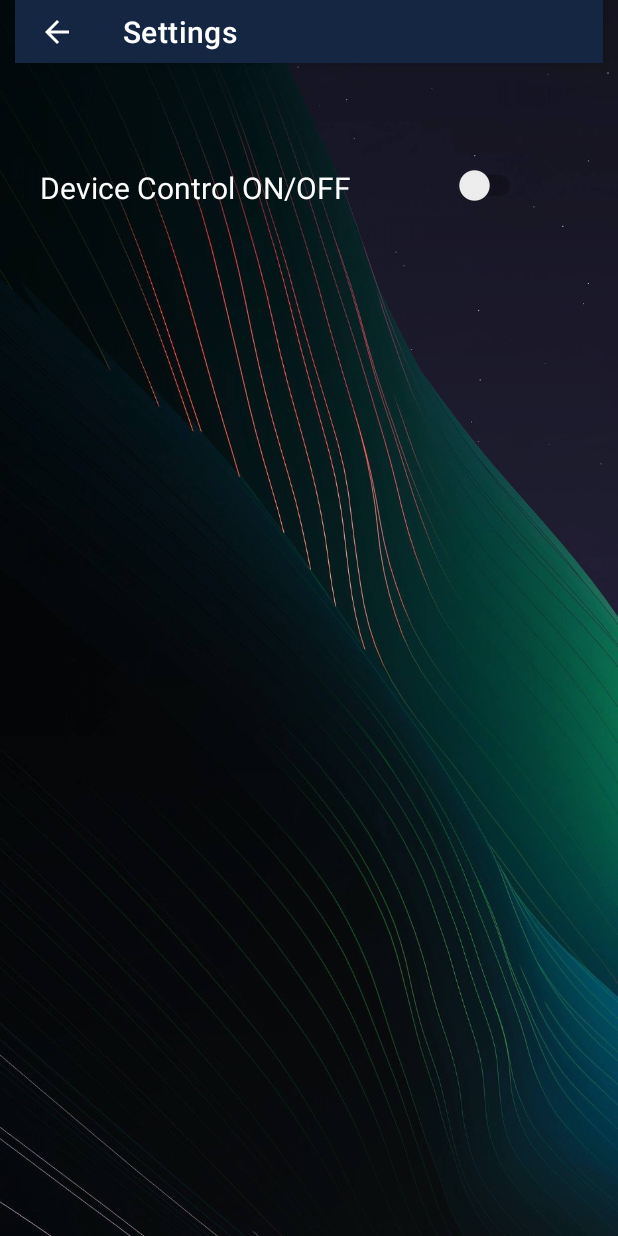
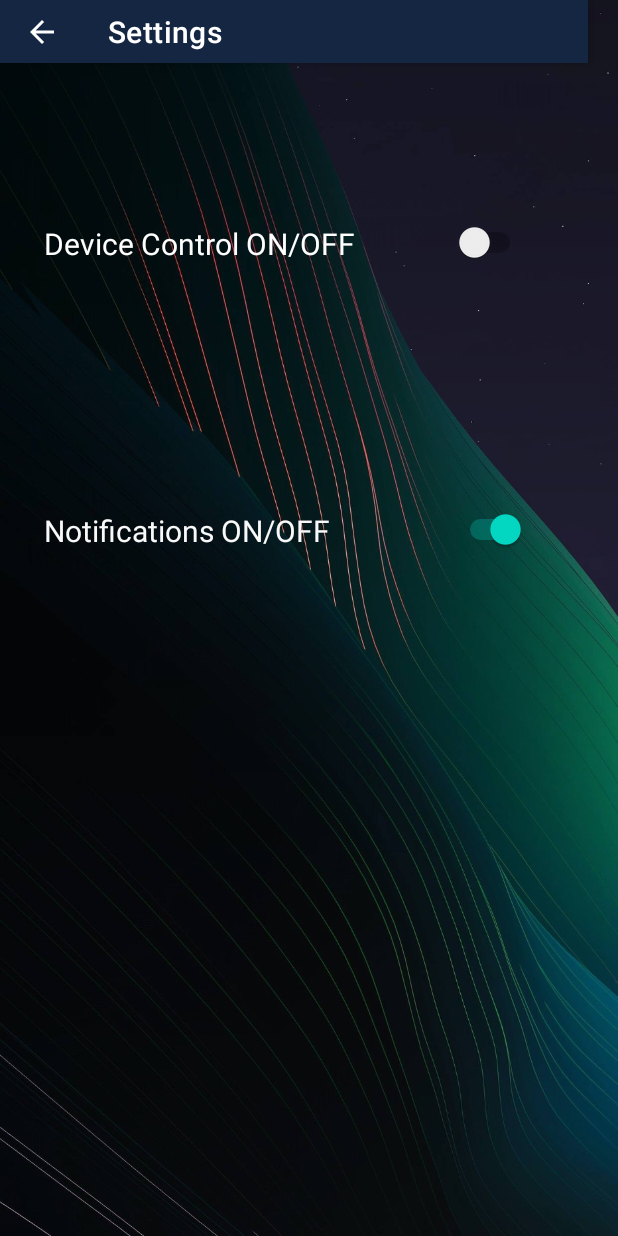
Before and after one commit to TeamSoundSense/SoundSenseV1, an Android app: the SettingsActivity screen opened directly, with no data from a screen before it, on a phone screen of 412 x 824 dp. Run offline under Robolectric (Android 15) with nearby library versions, the phone set to English and light mode, and no system bars; our stand-ins replace Firebase (no records; nobody signed in at launch, a user with empty details on screens opened directly); 2 statements that could not run were skipped.

Commit message:
#60-Added-Notifications-on-off

```diff
--- a/app/src/main/java/com/example/soundsensev1/MainActivity.java
+++ b/app/src/main/java/com/example/soundsensev1/MainActivity.java
@@ -170,7 +170,7 @@ public class MainActivity extends AppCompatActivity {
                         }
                     }
                     public void onFinish() {
-                        mainButton.setText("All good :)");
+                        mainButton.setText("All Good!");
                         mainButton.setBackgroundResource(R.drawable.circular_button_green);
                     }
                 }.start();
@@ -223,7 +223,9 @@ public class MainActivity extends AppCompatActivity {
                     spHelper.setRecentSensorValue(value);
                     Log.i("MainActivity", "recent value: " + spHelper.getRecentSensorValue());
                     //start service to send notification
-                    startService();
+                    if(spHelper.getNotification()==true){
+                        startService();
+                    }
                 }
             }
 
--- a/app/src/main/java/com/example/soundsensev1/MyService.java
+++ b/app/src/main/java/com/example/soundsensev1/MyService.java
@@ -32,7 +32,7 @@ public class MyService extends Service {
         Notification notification = new NotificationCompat.Builder(this, App.CHANNEL_1_ID)
                 .setSmallIcon(R.drawable.ic_launcher_foreground)
                 .setContentTitle("SoundSense")
-                .setContentText("Shhh! You're being too loud")
+                .setContentText("Shhh! You're being too loud.")
                 .setPriority(NotificationCompat.PRIORITY_HIGH)
                 .setCategory(NotificationCompat.CATEGORY_MESSAGE)
                 .setContentIntent(pendingIntent)
--- a/app/src/main/java/com/example/soundsensev1/SettingsActivity.java
+++ b/app/src/main/java/com/example/soundsensev1/SettingsActivity.java
@@ -3,7 +3,10 @@ package com.example.soundsensev1;
 import androidx.annotation.NonNull;
 import androidx.appcompat.app.AppCompatActivity;
 import androidx.appcompat.widget.Toolbar;
+import androidx.core.content.ContextCompat;
 
+import android.content.Intent;
+import android.content.SharedPreferences;
 import android.os.Bundle;
 import android.util.Log;
 import android.view.View;
@@ -20,11 +23,15 @@ public class SettingsActivity extends AppCompatActivity {
 
     private DatabaseReference sensorControlReference;
     private Switch controlSwitch;
+    private Switch controlSwitch2;
+    private SharedPreferencesHelper spHelper;
 
     @Override
     protected void onCreate(Bundle savedInstanceState) {
         super.onCreate(savedInstanceState);
         setContentView(R.layout.activity_settings);
+
+        spHelper = new SharedPreferencesHelper(this);
 
         //toolbar settings
         Toolbar toolbar = findViewById(R.id.mainToolbar);
@@ -34,9 +41,12 @@ public class SettingsActivity extends AppCompatActivity {
 
         //control switch initialization
         controlSwitch = findViewById(R.id.controlSwitch);
+        controlSwitch2 = findViewById(R.id.controlSwitch2);
         sensorControlReference = FirebaseDatabase.getInstance().getReference().child("Device").child("ON&OFF");
 
-        setControlSwitchValue();
+        setControlSwitchValue(); // Device ON/OFF switch
+        setControlSwitch2Value(); //Notifications ON/OFF switch
+
 
     }
 
@@ -77,4 +87,25 @@ public class SettingsActivity extends AppCompatActivity {
             }
         });
     }
+
+    protected void setControlSwitch2Value(){
+        if(spHelper.getNotification()==false){
+            controlSwitch2.setChecked(false);
+        }else{
+            controlSwitch2.setChecked(true);
+        }
+
+
+        controlSwitch2.setOnClickListener(new View.OnClickListener() {
+            @Override
+            public void onClick(View v) {
+                if(controlSwitch2.isChecked()){
+                    spHelper.setNotification(true);
+                }
+                else{
+                    spHelper.setNotification(false);
+                }
+            }
+        });
+    }
 }
--- a/app/src/main/java/com/example/soundsensev1/SharedPreferencesHelper.java
+++ b/app/src/main/java/com/example/soundsensev1/SharedPreferencesHelper.java
@@ -31,6 +31,16 @@ public class SharedPreferencesHelper {
         return sharedPreferences.getString("recent_sensor_value",null);
     }
 
+    public void setNotification(Boolean control){
+        SharedPreferences.Editor edt = sharedPreferences.edit();
+        edt.putBoolean("notif_control", control);
+        edt.commit();
+    }
+
+    public Boolean getNotification(){
+        return sharedPreferences.getBoolean("notif_control",true);
+    }
+
 
 
 
--- a/app/src/main/res/layout/activity_settings.xml
+++ b/app/src/main/res/layout/activity_settings.xml
@@ -12,36 +12,56 @@
         layout="@layout/toolbar"
         android:layout_width="392dp"
         android:layout_height="42dp"
-        app:layout_constraintEnd_toEndOf="parent"
-        app:layout_constraintStart_toStartOf="parent" />
+        tools:layout_editor_absoluteX="10dp" />
 
     <Switch
         android:id="@+id/controlSwitch"
         android:layout_width="wrap_content"
         android:layout_height="wrap_content"
+        android:layout_marginTop="60dp"
+        android:layout_marginEnd="61dp"
+        android:layout_marginBottom="118dp"
+        app:layout_constraintBottom_toTopOf="@+id/controlSwitch2"
+        app:layout_constraintEnd_toEndOf="parent"
+        app:layout_constraintTop_toBottomOf="@+id/mainToolbar" />
+
+    <Switch
+        android:id="@+id/controlSwitch2"
+        android:layout_width="wrap_content"
+        android:layout_height="wrap_content"
+        android:layout_marginEnd="61dp"
+        android:layout_marginBottom="457dp"
         app:layout_constraintBottom_toBottomOf="parent"
-        app:layout_constraintEnd_toEndOf="parent"
-        app:layout_constraintHorizontal_bias="0.832"
-        app:layout_constraintStart_toStartOf="parent"
-        app:layout_constraintTop_toBottomOf="@+id/mainToolbar"
-        app:layout_constraintVertical_bias="0.09" />
+        app:layout_constraintEnd_toEndOf="parent" />
 
     <TextView
         android:id="@+id/textView"
-        android:layout_width="235dp"
-        android:layout_height="71dp"
-        android:layout_marginStart="37dp"
-        android:layout_marginTop="69dp"
-        android:layout_marginEnd="159dp"
-        android:layout_marginBottom="689dp"
+        android:layout_width="225dp"
+        android:layout_height="26dp"
+        android:layout_marginStart="30dp"
+        android:layout_marginTop="60dp"
+        android:layout_marginEnd="49dp"
+        android:layout_marginBottom="119dp"
         android:text="Device Control ON/OFF"
         android:textColor="@color/white"
         android:textSize="20sp"
+        app:layout_constraintBottom_toTopOf="@+id/textView3"
+        app:layout_constraintEnd_toStartOf="@+id/controlSwitch"
+        app:layout_constraintStart_toStartOf="parent"
+        app:layout_constraintTop_toBottomOf="@+id/mainToolbar" />
+
+    <TextView
+        android:id="@+id/textView3"
+        android:layout_width="225dp"
+        android:layout_height="26dp"
+        android:layout_marginStart="30dp"
+        android:layout_marginEnd="49dp"
+        android:layout_marginBottom="458dp"
+        android:text="Notifications ON/OFF"
+        android:textColor="#FAF9F9"
+        android:textSize="20sp"
         app:layout_constraintBottom_toBottomOf="parent"
-        app:layout_constraintEnd_toStartOf="@+id/controlSwitch"
-        app:layout_constraintHorizontal_bias="0.086"
-        app:layout_constraintStart_toStartOf="parent"
-        app:layout_constraintTop_toBottomOf="@+id/mainToolbar"
-        app:layout_constraintVertical_bias="0.0" />
+        app:layout_constraintEnd_toStartOf="@+id/controlSwitch2"
+        app:layout_constraintStart_toStartOf="parent" />
 
 </androidx.constraintlayout.widget.ConstraintLayout>
```
